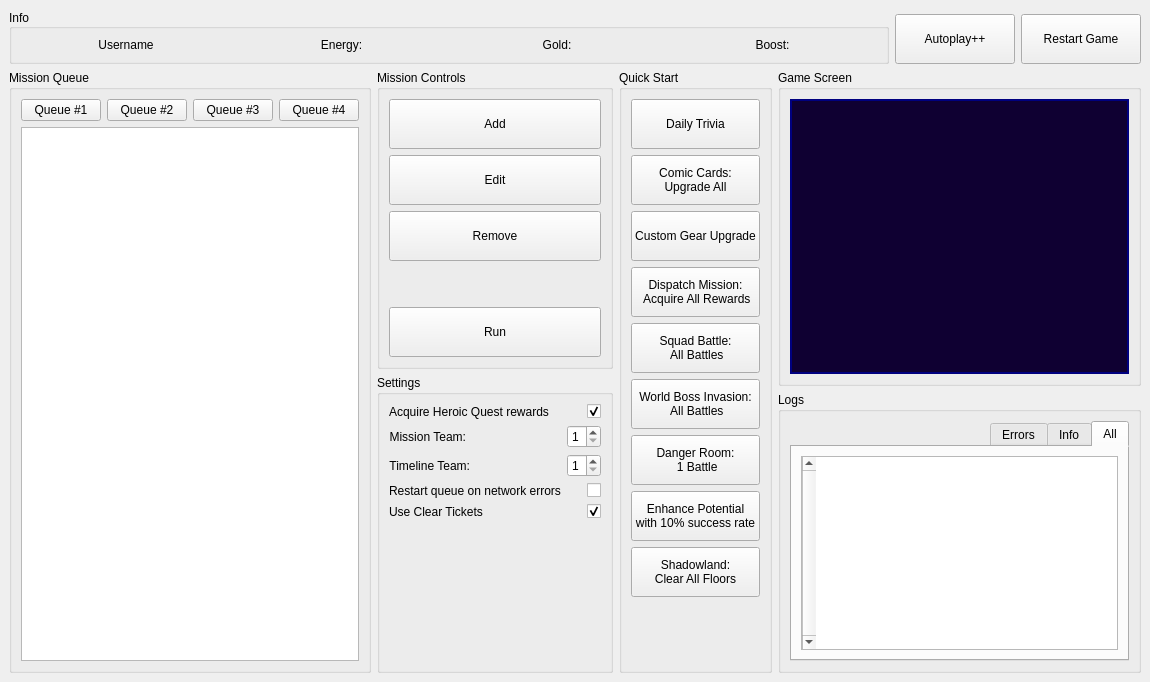
First picture: the form in lib/gui/designes/main_window.ui, repository dwiza3962/mff_auto, before the edit.
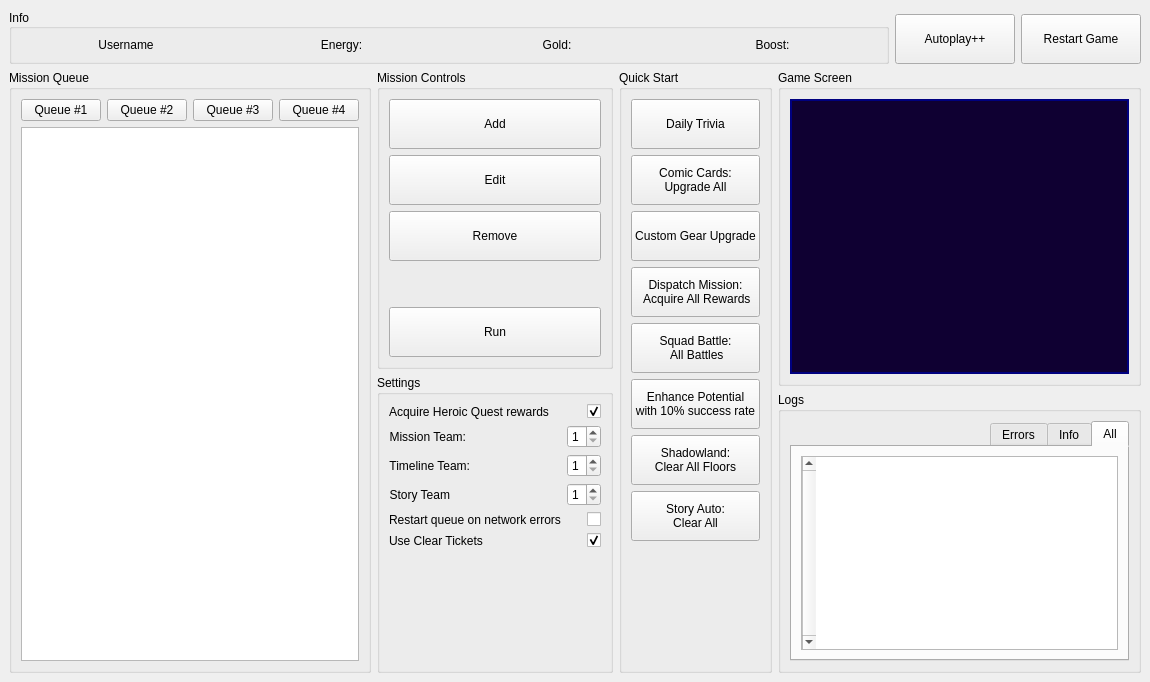
Second picture: the form after the edit.

Commit message: Deprecate UI for DangerRoom / Coop / WBI -> Add Placeholder for Story Auto

```diff
--- a/lib/gui/designes/main_window.ui
+++ b/lib/gui/designes/main_window.ui
@@ -436,6 +436,32 @@
               </widget>
              </item>
              <item row="9" column="0">
+              <widget class="QLabel" name="story_team_label">
+               <property name="toolTip">
+                <string>Your in-game team number for PvP mode</string>
+               </property>
+               <property name="text">
+                <string>Story Team</string>
+               </property>
+               <property name="alignment">
+                <set>Qt::AlignRight|Qt::AlignTrailing|Qt::AlignVCenter</set>
+               </property>
+              </widget>
+             </item>
+             <item row="9" column="1">
+              <widget class="QSpinBox" name="story_team_spin_box">
+               <property name="toolTip">
+                <string>Your in-game team number for PvP mode</string>
+               </property>
+               <property name="minimum">
+                <number>1</number>
+               </property>
+               <property name="maximum">
+                <number>5</number>
+               </property>
+              </widget>
+             </item>
+             <item row="10" column="0">
               <widget class="QLabel" name="handle_network_errors_label">
                <property name="toolTip">
                 <string>Should bot restart current queue when network errors occurred</string>
@@ -445,7 +471,7 @@
                </property>
               </widget>
              </item>
-             <item row="9" column="1">
+             <item row="10" column="1">
               <widget class="QCheckBox" name="handle_network_errors_checkbox">
                <property name="sizePolicy">
                 <sizepolicy hsizetype="Preferred" vsizetype="Preferred">
@@ -467,14 +493,14 @@
                </property>
               </widget>
              </item>
-             <item row="10" column="0">
+             <item row="11" column="0">
               <widget class="QLabel" name="useClearTicketsLabel">
                <property name="text">
                 <string>Use Clear Tickets</string>
                </property>
               </widget>
              </item>
-             <item row="10" column="1">
+             <item row="11" column="1">
               <widget class="QCheckBox" name="use_clear_tickets_checkbox">
                <property name="toolTip">
                 <string>Should we use clear tickets to Complete missions (beta)</string>
@@ -568,34 +594,6 @@
            </property>
           </widget>
          </item>
-         <item>
-          <widget class="QPushButton" name="world_boss_invasion_button">
-           <property name="minimumSize">
-            <size>
-             <width>120</width>
-             <height>50</height>
-            </size>
-           </property>
-           <property name="text">
-            <string>World Boss Invasion:
- All Battles</string>
-           </property>
-          </widget>
-         </item>
-         <item>
-          <widget class="QPushButton" name="danger_room_button">
-           <property name="minimumSize">
-            <size>
-             <width>120</width>
-             <height>50</height>
-            </size>
-           </property>
-           <property name="text">
-            <string>Danger Room:
- 1 Battle</string>
-           </property>
-          </widget>
-         </item>
          <item>
           <widget class="QPushButton" name="enhance_potential_button">
            <property name="minimumSize">
@@ -624,6 +622,20 @@
            </property>
           </widget>
          </item>
+         <item>
+          <widget class="QPushButton" name="story_button">
+           <property name="minimumSize">
+            <size>
+             <width>120</width>
+             <height>50</height>
+            </size>
+           </property>
+           <property name="text">
+            <string>Story Auto:
+Clear All</string>
+           </property>
+          </widget>
+         </item>
          <item>
           <spacer name="verticalSpacer">
            <property name="orientation">
```
The commit also changes 3 other files.
